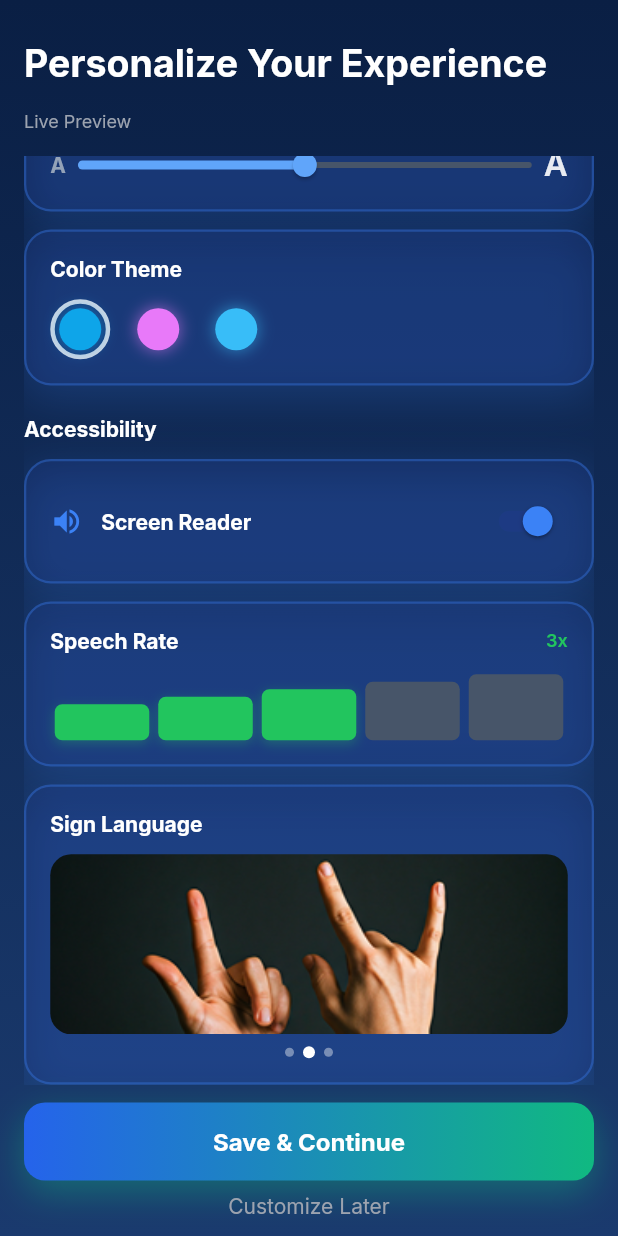
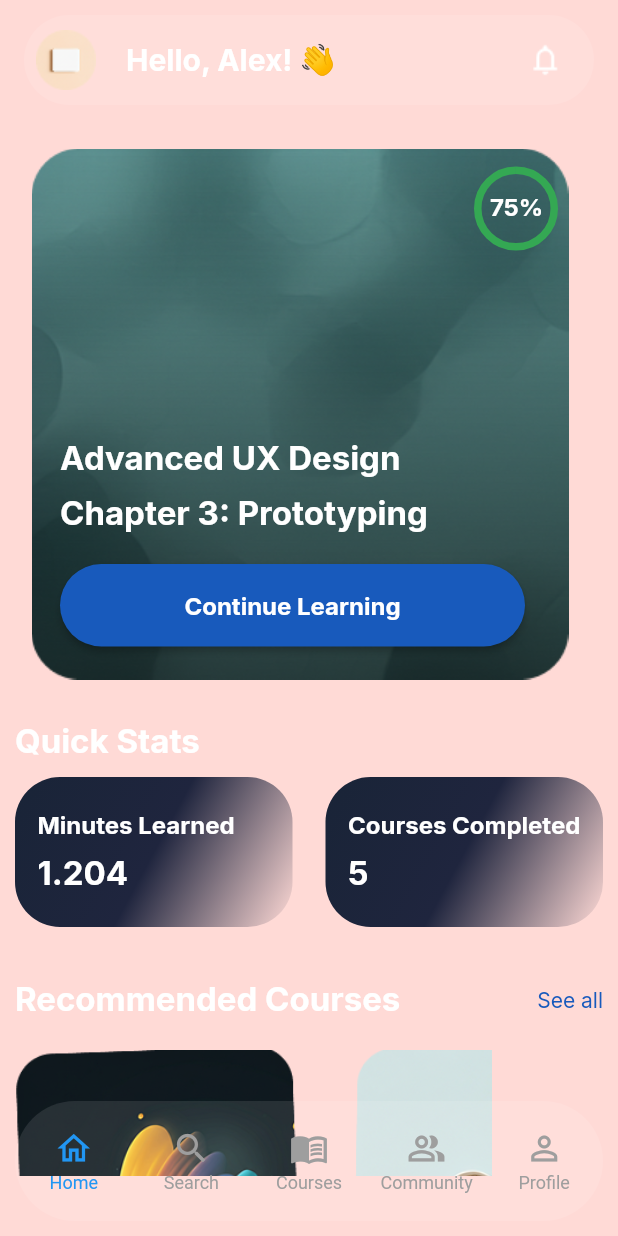
Before and after one commit to Adhamessam2/Tamkeen-, a Flutter app: the PersonalizeScreen screen opened by its route, scrolled down 403 dp, after a tap on "Save & Continue", on a phone screen of 412 x 824 dp. Run offline on Flutter 3.47's test engine with Material 3 defaults, Android fonts, the phone set to English and light mode, and no system bars; drawn by our look-alikes of persistent_bottom_nav_bar; our stand-ins replace eva_icons_flutter, flex_color_scheme, go_router, smooth_page_indicator.

Commit message:
adding nav bar

```diff
--- a/lib/App/Router/app_router.dart
+++ b/lib/App/Router/app_router.dart
@@ -2,8 +2,12 @@ import 'package:go_router/go_router.dart';
 import 'package:tamkeen/features/Auth/presentation/pages/login.dart';
 import 'package:tamkeen/features/Auth/presentation/pages/signup.dart';
 import 'package:tamkeen/features/Home/presentation/pages/home.dart';
+import 'package:tamkeen/features/community/presentation/community.dart';
+import 'package:tamkeen/features/mycoureses.dart/presentation/mycourses.dart';
 import 'package:tamkeen/features/onboardings/presentation/pages/onboardings.dart';
 import 'package:tamkeen/features/personalize_screen/presentation/personalize_screen.dart';
+import 'package:tamkeen/features/profile/presentation/profile.dart';
+import 'package:tamkeen/features/search/presentation/search.dart';
 import 'package:tamkeen/features/splash_screen/splash_lottie';
 
 final GoRouter router = GoRouter(
@@ -15,11 +19,17 @@ final GoRouter router = GoRouter(
     ),
     GoRoute(path: '/login', builder: (context, state) => const Login()),
     GoRoute(path: '/signup', builder: (context, state) => const Signup()),
+    GoRoute(
+      path: '/personalize',
+      builder: (context, state) => const PersonalizeScreen(),
+    ),
     GoRoute(path: '/home', builder: (context, state) => const Home()),
     GoRoute(
-  path: '/personalize',
-  builder: (context, state) => const PersonalizeScreen(),
-),
-
+      path: '/mycoureses',
+      builder: (context, state) => const Mycourses(),
+    ),
+    GoRoute(path: '/search', builder: (context, state) => const Search()),
+    GoRoute(path: '/community', builder: (context, state) => const Community()),
+    GoRoute(path: '/profile', builder: (context, state) => const Profile()),
   ],
 );
--- a/lib/features/Home/presentation/pages/home.dart
+++ b/lib/features/Home/presentation/pages/home.dart
@@ -1,6 +1,7 @@
 import 'package:flutter/material.dart';
 import 'package:tamkeen/core/utils/app_assets.dart';
 import 'package:tamkeen/core/utils/app_text_styles.dart';
+import 'package:tamkeen/features/Home/presentation/widgets/bottomnavbar.dart';
 import 'package:tamkeen/features/Home/presentation/widgets/couresprogress.dart';
 import 'package:tamkeen/features/Home/presentation/widgets/headercontainer.dart';
 import 'package:tamkeen/features/Home/presentation/widgets/mycourses.dart';
@@ -12,23 +13,28 @@ class Home extends StatelessWidget {
 
   @override
   Widget build(BuildContext context) {
+    return Bottomnavbar();
+  }
+}
+
+class HomePageContent extends StatelessWidget {
+  const HomePageContent({super.key});
+
+  @override
+  Widget build(BuildContext context) {
     final colors = Theme.of(context).colorScheme;
     return Scaffold(
       backgroundColor: colors.errorContainer,
       body: SafeArea(
         child: ListView(
-          children: [
-            Padding(
           padding: const EdgeInsets.all(10.0),
-              child: Column(
-                crossAxisAlignment: CrossAxisAlignment.start,
           children: [
             Headercontainer(colors: colors),
-                  SizedBox(height: 16),
+            const SizedBox(height: 16),
             Couresprogress(colors: colors),
-                  SizedBox(height: 15),
+            const SizedBox(height: 15),
             Text('Quick Stats', style: AppTextStyles.style4),
-                  SizedBox(height: 10),
+            const SizedBox(height: 10),
             Row(
               mainAxisAlignment: MainAxisAlignment.spaceBetween,
               children: [
@@ -44,42 +50,38 @@ class Home extends StatelessWidget {
                 ),
               ],
             ),
-                  SizedBox(height: 35),
+            const SizedBox(height: 35),
             Row(
               mainAxisAlignment: MainAxisAlignment.spaceBetween,
               children: [
                 Text('Recommended Courses', style: AppTextStyles.style4),
                 Text(
                   'See all',
-                        style: AppTextStyles.style3.copyWith(
-                          color: colors.primary,
-                        ),
+                  style: AppTextStyles.style3.copyWith(color: colors.primary),
                 ),
               ],
             ),
-                  SizedBox(height: 20),
-                  Recommendedcourses(),
-                  SizedBox(height: 35),
+            const SizedBox(height: 20),
+            const Recommendedcourses(),
+            const SizedBox(height: 35),
             Text('My Courses', style: AppTextStyles.style4),
-                  SizedBox(height: 20),
-                  Mycoureses(
+            const SizedBox(height: 20),
+            Mycouresesprogress(
               colors: colors,
               image: Assets.image2,
               text: 'Intro to \nArchitecture',
               text2: '3 of 10 lessons',
               text3: '30%',
             ),
-                  SizedBox(height: 20),
-                  Mycoureses(
+            const SizedBox(height: 20),
+            Mycouresesprogress(
               colors: colors,
               image: Assets.image3,
               text: 'Astronomy 101',
               text2: '8 of 12 lessons',
               text3: '66%',
             ),
-                ],
-              ),
-            ),
+            const SizedBox(height: 70),
           ],
         ),
       ),
--- /dev/null
+++ b/lib/features/Home/presentation/widgets/bottomnavbar.dart
@@ -0,0 +1,37 @@
+import 'package:flutter/material.dart';
+import 'package:flutter/widgets.dart';
+import 'package:persistent_bottom_nav_bar/persistent_bottom_nav_bar.dart';
+import 'package:tamkeen/features/Home/presentation/pages/home.dart';
+import 'package:tamkeen/features/Home/presentation/widgets/navbaritems.dart';
+import 'package:tamkeen/features/community/presentation/community.dart';
+import 'package:tamkeen/features/mycoureses.dart/presentation/mycourses.dart';
+import 'package:tamkeen/features/profile/presentation/profile.dart';
+import 'package:tamkeen/features/search/presentation/search.dart';
+
+class Bottomnavbar extends StatelessWidget {
+  const Bottomnavbar({super.key});
+
+  @override
+  Widget build(BuildContext context) {
+    return PersistentTabView(
+      context,
+      screens: [
+        const HomePageContent(),
+        const Search(),
+        const Mycourses(),
+        const Community(),
+        const Profile(),
+      ],
+      items: navBarsItems(),
+      padding: EdgeInsets.all(17),
+      margin: EdgeInsets.all(10),
+      navBarHeight: 80,
+      navBarStyle: NavBarStyle.style6,
+      backgroundColor: Theme.of(context).colorScheme.tertiary,
+      decoration: NavBarDecoration(
+        borderRadius: BorderRadius.circular(40.0),
+        colorBehindNavBar: Theme.of(context).colorScheme.errorContainer,
+      ),
+    );
+  }
+}
--- a/lib/features/Home/presentation/widgets/mycourses.dart
+++ b/lib/features/Home/presentation/widgets/mycourses.dart
@@ -1,12 +1,12 @@
 import 'package:flutter/material.dart';
 import 'package:tamkeen/core/utils/app_text_styles.dart';
 
-class Mycoureses extends StatelessWidget {
+class Mycouresesprogress extends StatelessWidget {
   final String image;
   final String text;
   final String text2;
   final String text3;
-  const Mycoureses({
+  const Mycouresesprogress({
     super.key,
     required this.colors,
     required this.image,
--- /dev/null
+++ b/lib/features/Home/presentation/widgets/navbaritems.dart
@@ -0,0 +1,37 @@
+import 'package:flutter/material.dart';
+import 'package:persistent_bottom_nav_bar/persistent_bottom_nav_bar.dart';
+
+List<PersistentBottomNavBarItem> navBarsItems() {
+  return [
+    PersistentBottomNavBarItem(
+      icon: const Icon(Icons.home_outlined),
+      title: "Home",
+      activeColorPrimary: Colors.blue,
+      inactiveColorPrimary: Colors.grey,
+    ),
+    PersistentBottomNavBarItem(
+      icon: const Icon(Icons.search_outlined),
+      title: "Search",
+      activeColorPrimary: Colors.blue,
+      inactiveColorPrimary: Colors.grey,
+    ),
+    PersistentBottomNavBarItem(
+      icon: const Icon(Icons.menu_book),
+      title: "Courses",
+      activeColorPrimary: Colors.blue,
+      inactiveColorPrimary: Colors.grey,
+    ),
+    PersistentBottomNavBarItem(
+      icon: const Icon(Icons.people_alt_outlined),
+      title: "Community",
+      activeColorPrimary: Colors.blue,
+      inactiveColorPrimary: Colors.grey,
+    ),
+    PersistentBottomNavBarItem(
+      icon: const Icon(Icons.person_outline),
+      title: "Profile",
+      activeColorPrimary: Colors.blue,
+      inactiveColorPrimary: Colors.grey,
+    ),
+  ];
+}
--- /dev/null
+++ b/lib/features/community/presentation/community.dart
@@ -0,0 +1,15 @@
+import 'package:flutter/material.dart';
+
+class Community extends StatelessWidget {
+  const Community({super.key});
+
+  @override
+  Widget build(BuildContext context) {
+    return const Scaffold(
+      body: Column(
+        mainAxisAlignment: MainAxisAlignment.center,
+        children: [Text('community')],
+      ),
+    );
+  }
+}
--- a/lib/features/personalize_screen/presentation/personalize_screen.dart
+++ b/lib/features/personalize_screen/presentation/personalize_screen.dart
@@ -1,4 +1,5 @@
 import 'package:flutter/material.dart';
+import 'package:go_router/go_router.dart';
 import 'package:tamkeen/core/utils/appcolors.dart';
 import 'package:tamkeen/core/utils/app_text_styles.dart';
 import 'package:tamkeen/features/personalize_screen/widgets/CardContainer.dart';
@@ -102,8 +103,7 @@ class PersonalizeScreen extends StatelessWidget {
                           ),
                         ),
                         onPressed: () {
-                          // TODO: navigate to home
-                          // context.go('/home');
+                          GoRouter.of(context).push('/home');
                         },
                         child: Text(
                           'Save & Continue',
--- /dev/null
+++ b/lib/features/profile/presentation/profile.dart
@@ -0,0 +1,15 @@
+import 'package:flutter/material.dart';
+
+class Profile extends StatelessWidget {
+  const Profile({super.key});
+
+  @override
+  Widget build(BuildContext context) {
+    return const Scaffold(
+      body: Column(
+        mainAxisAlignment: MainAxisAlignment.center,
+        children: [Text('profile')],
+      ),
+    );
+  }
+}
--- /dev/null
+++ b/lib/features/search/presentation/search.dart
@@ -0,0 +1,15 @@
+import 'package:flutter/material.dart';
+
+class Search extends StatelessWidget {
+  const Search({super.key});
+
+  @override
+  Widget build(BuildContext context) {
+    return const Scaffold(
+      body: Column(
+        mainAxisAlignment: MainAxisAlignment.center,
+        children: [Text('search')],
+      ),
+    );
+  }
+}
--- a/pubspec.yaml
+++ b/pubspec.yaml
@@ -17,6 +17,7 @@ dependencies:
   material_symbols_icons: ^4.2874.0
   eva_icons_flutter: ^3.1.0
   smooth_page_indicator: ^1.2.1
+  persistent_bottom_nav_bar: ^6.2.1
 
 dev_dependencies:
   flutter_test:
```
Also changed, not shown: lib/features/mycoureses.dart/presentation/mycourses.dart (added, +15 -0 lines), pubspec.lock. Lines whose indentation alone changed are shown as unchanged.
